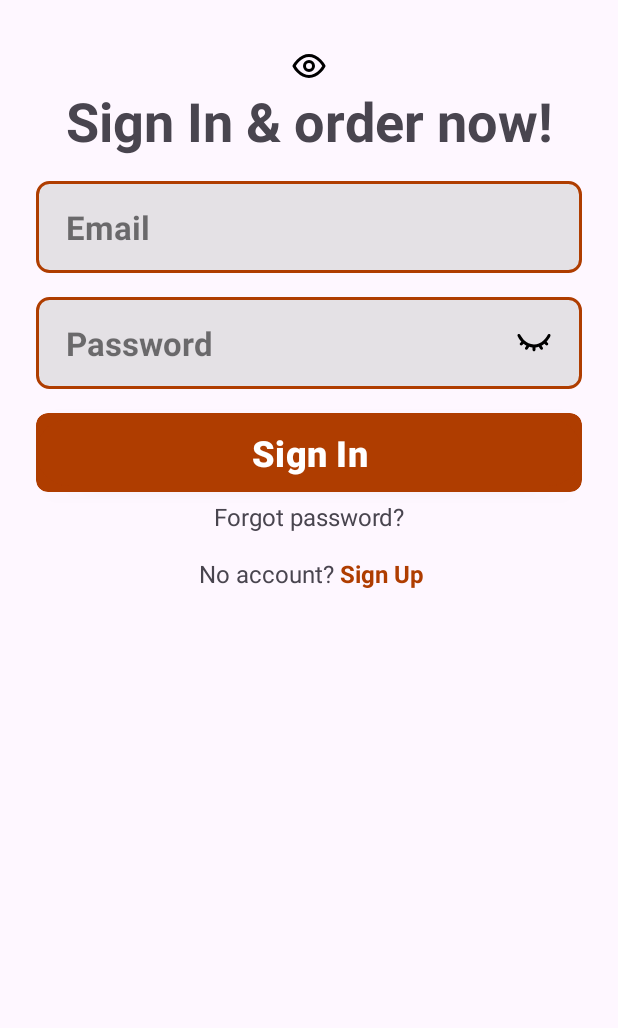
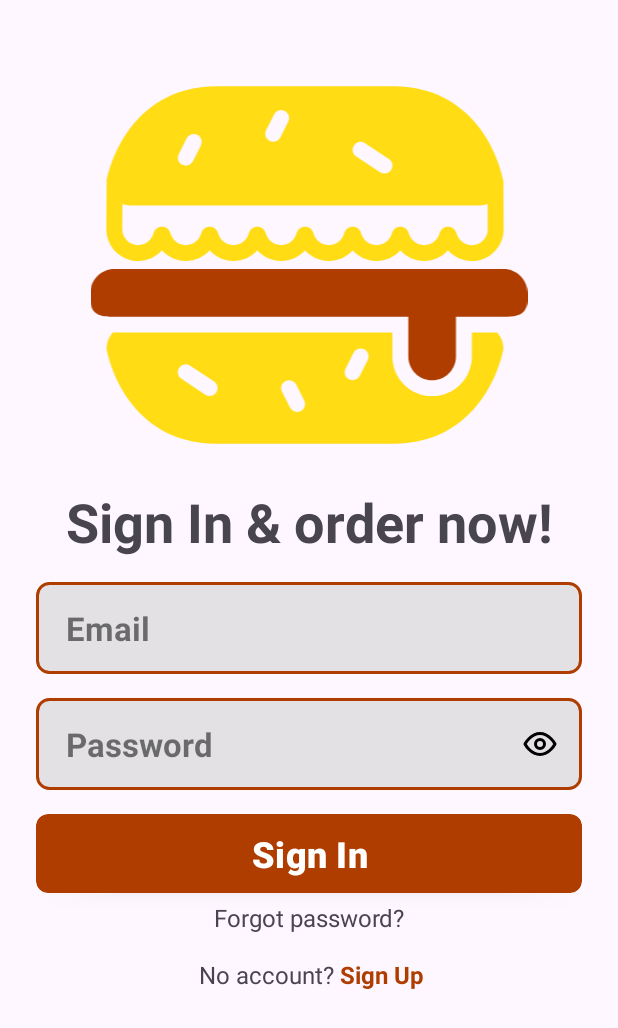
Before and after one commit to Sergo6788/MudisApp, an Android app: the screen it shows after launch (MainActivity), after a tap on "Sign In", on a phone screen of 412 x 824 dp. Shown: the top 1028 px of the screen. Run offline under Robolectric (Android 15) with nearby library versions, the light colour scheme and no system bars; 1 other tap on this screen came first.

Commit message:
eye and password visible or invisible

```diff
--- a/app/src/main/java/com/example/mudisapp/fragment/LoginFragment.java
+++ b/app/src/main/java/com/example/mudisapp/fragment/LoginFragment.java
@@ -50,16 +50,16 @@
         binding.tvButtonForgot.setOnClickListener(v -> {
 
         });
-        binding.pictureLogo.setOnClickListener(v -> {
+        binding.eyePassword.setOnClickListener(v -> {
 
             if (isPasswordVisible) {
-                binding.pictureLogo.setImageDrawable(ContextCompat.getDrawable(getContext(),R.drawable.eye_opened_img_svg));
+                binding.eyePassword.setImageDrawable(requireContext().getDrawable(R.drawable.eye_opened_img_svg));
 
                 binding.etPassword.setTransformationMethod(null);
             }
 
             else {
-                binding.pictureLogo.setImageDrawable(ContextCompat.getDrawable(getContext(),R.drawable.eye_closed_img_svg));
+                binding.eyePassword.setImageDrawable(requireContext().getDrawable(R.drawable.eye_closed_img_svg));
 
                 binding.etPassword.setTransformationMethod(new PasswordTransformationMethod());
             }
--- a/app/src/main/res/layout/fragment_login.xml
+++ b/app/src/main/res/layout/fragment_login.xml
@@ -57,22 +57,32 @@
         app:layout_constraintStart_toStartOf="parent"
         app:layout_constraintTop_toBottomOf="@+id/tvSignIn" />
 
-    <com.google.android.material.textfield.TextInputEditText
+    <EditText
         android:id="@+id/etPassword"
         style="@style/EditTextStyle"
+        android:inputType="textPassword"
         android:layout_width="match_parent"
         android:layout_height="wrap_content"
         android:layout_gravity="center_horizontal"
         android:layout_marginHorizontal="24dp"
         android:layout_marginTop="16dp"
-        android:drawableEnd="@drawable/eye_closed_img_svg"
         android:hint="@string/password"
         android:textSize="22sp"
-
         android:textStyle="bold"
         app:layout_constraintEnd_toEndOf="parent"
         app:layout_constraintStart_toStartOf="parent"
         app:layout_constraintTop_toBottomOf="@+id/etEmail" />
+
+    <ImageView
+        android:id="@+id/eye_password"
+        android:layout_width="wrap_content"
+        android:layout_height="wrap_content"
+        android:layout_marginEnd="40dp"
+        android:src="@drawable/eye_closed_img_svg"
+        app:layout_constraintBottom_toBottomOf="@+id/etPassword"
+        app:layout_constraintEnd_toEndOf="parent"
+
+        app:layout_constraintTop_toTopOf="@+id/etPassword" />
 
     <androidx.cardview.widget.CardView
         android:layout_width="match_parent"
```
